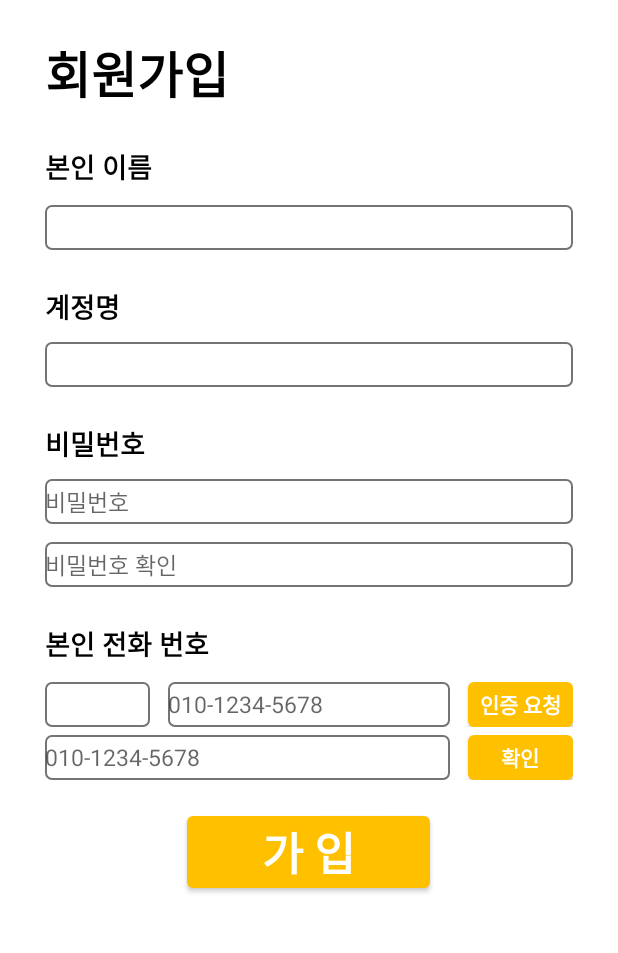
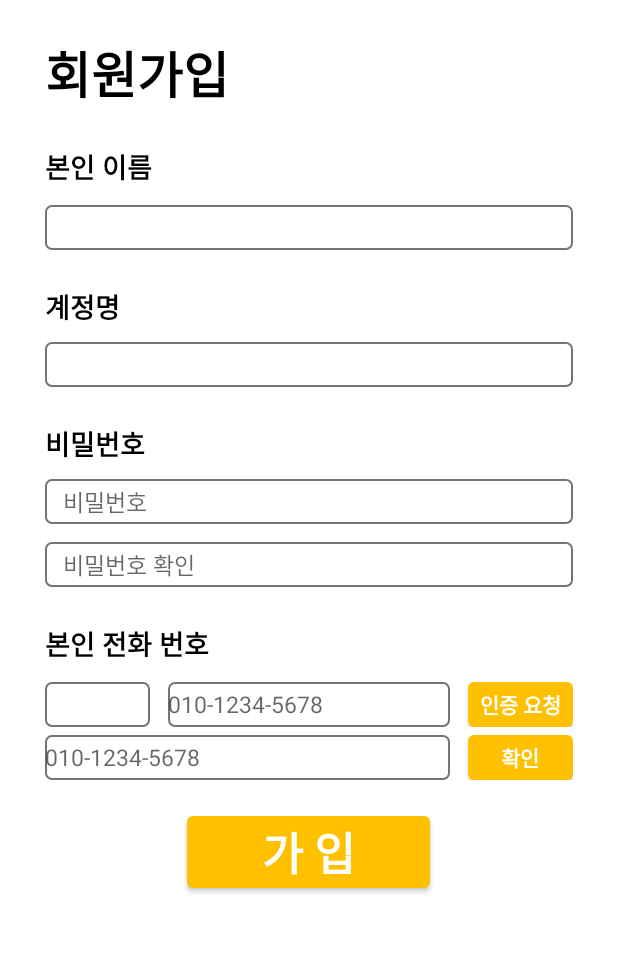
Before and after one commit to Dev-SaTu/KBSC-2022, an Android app: the SignUpActivity screen opened directly, with no data from a screen before it, on a phone screen of 412 x 824 dp, the part 150-1103 px from its top. Run offline under Robolectric (Android 15) with nearby library versions, the phone set to English and light mode, and no system bars.

Commit message:
텍스트 박스 힌트 dp 수정

```diff
--- a/MyApplication/app/src/main/res/layout/activity_sign_up.xml
+++ b/MyApplication/app/src/main/res/layout/activity_sign_up.xml
@@ -108,6 +108,7 @@
                     android:layout_marginStart="30dp"
                     android:layout_marginTop="10dp"
                     android:layout_marginEnd="30dp"
+                    android:paddingLeft="12dp"
                     android:background="@drawable/sd_text_box_full"
                     android:hint="비밀번호"
                     android:textSize="15sp" />
@@ -121,6 +122,7 @@
                     android:layout_marginTop="12dp"
                     android:layout_marginEnd="30dp"
                     android:background="@drawable/sd_text_box_full"
+                    android:paddingLeft="12dp"
                     android:hint="비밀번호 확인"
                     android:textSize="15sp" />
 
```
